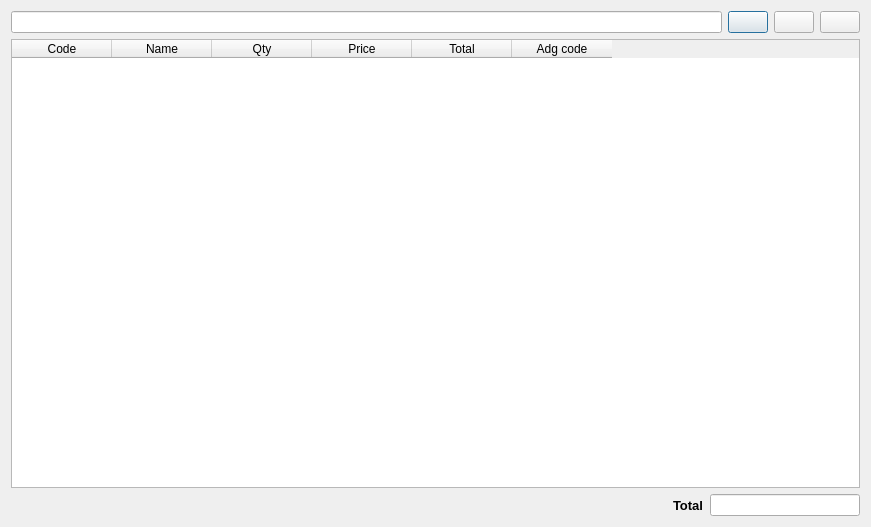
Old version of the form Shop/taxprint.ui in the repository End1-1/Cafe5.
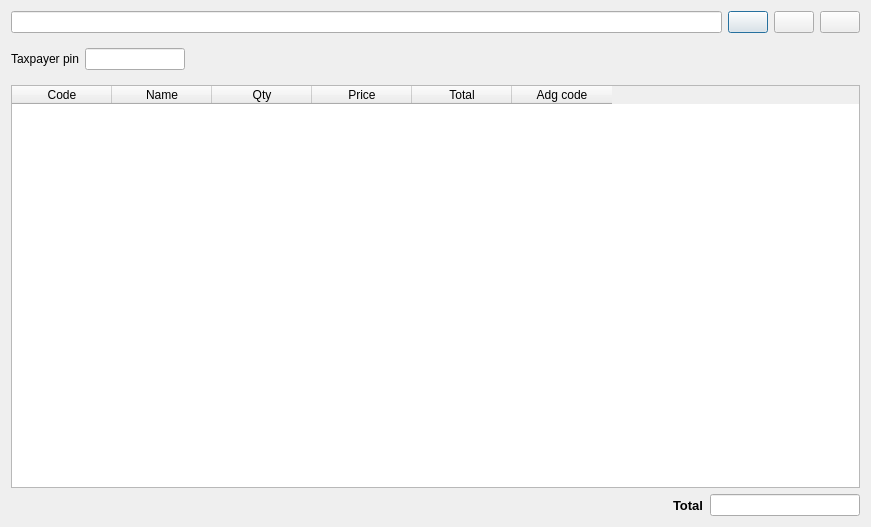
New version of the form. Icons and pictures are not drawn. Custom widgets are drawn as their Qt base class.

The edit to the form file:
```diff
--- a/Shop/taxprint.ui
+++ b/Shop/taxprint.ui
@@ -68,6 +68,45 @@
      </layout>
     </widget>
    </item>
+   <item>
+    <widget class="QWidget" name="widget_3" native="true">
+     <layout class="QHBoxLayout" name="horizontalLayout_3">
+      <property name="leftMargin">
+       <number>0</number>
+      </property>
+      <item>
+       <widget class="QLabel" name="label_2">
+        <property name="text">
+         <string>Taxpayer pin</string>
+        </property>
+       </widget>
+      </item>
+      <item>
+       <widget class="QLineEdit" name="leTaxpayerPin">
+        <property name="maximumSize">
+         <size>
+          <width>100</width>
+          <height>16777215</height>
+         </size>
+        </property>
+       </widget>
+      </item>
+      <item>
+       <spacer name="horizontalSpacer_2">
+        <property name="orientation">
+         <enum>Qt::Horizontal</enum>
+        </property>
+        <property name="sizeHint" stdset="0">
+         <size>
+          <width>666</width>
+          <height>20</height>
+         </size>
+        </property>
+       </spacer>
+      </item>
+     </layout>
+    </widget>
+   </item>
    <item>
     <widget class="C5TableWidget" name="tbl">
      <column>
```
